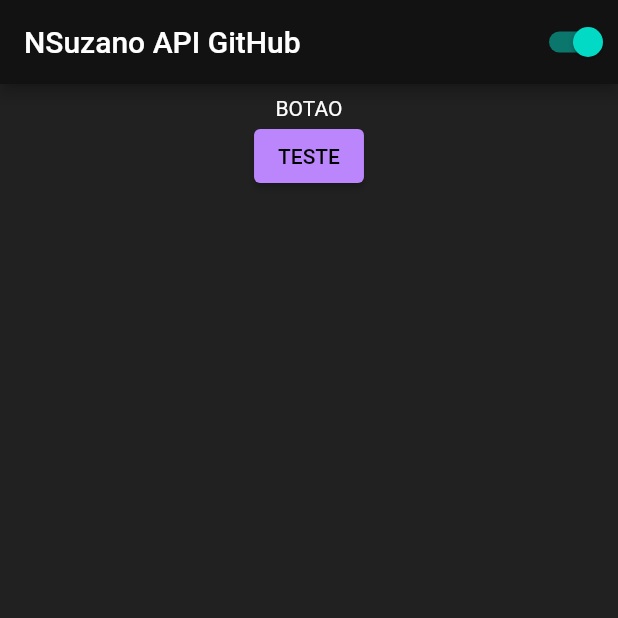
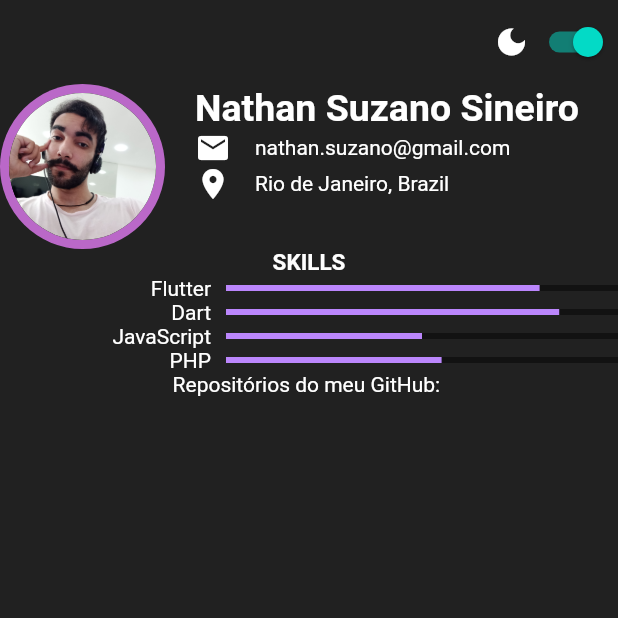
Before and after one commit to Mukai500/app_novo, a Flutter app: the screen it shows after launch, on a phone screen of 412 x 824 dp, the top half of it. Run offline on Flutter 3.47's test engine with Material 2 defaults, Android fonts, the phone set to English and light mode, and no system bars; network calls fail.

Commit message:
Ajustando algumas funções
Adicionando funções para compor a tela de lista
Melhorado a tela Home retirando appbar, e melhor visualização.

```diff
--- a/lib/home.dart
+++ b/lib/home.dart
@@ -54,24 +54,23 @@ class _HomeState extends State<Home> {
   Widget build(BuildContext context) {
     return Scaffold(
         appBar: AppBar(
-          title: Text('NSuzano API GitHub'),
-          actions: [BotaoMudarTema()],
+          automaticallyImplyLeading: true,
+          backgroundColor: Colors.transparent,
+          elevation: 0,
+          actions: [
+            Row(
+              children: [
+                Icon(Icons.dark_mode),
+                BotaoMudarTema(),
+              ],
+            )
+          ],
         ),
-        body: Center(
-          child: Padding(
-            padding: EdgeInsets.all(8.0),
-            child: Container(
-              child: Column(
-                children: [
-                  Text(
-                    "BOTAO",
-                  ),
-                  ElevatedButton(
-                      onPressed: searchRepositories, child: Text("TESTE")),
-                  Expanded(child: ListRepository(repositories: _repositorios))
-                ],
-              ),
-            ),
+        body: Container(
+          child: Column(
+            children: [
+              Expanded(child: ListRepository(repositories: _repositorios))
+            ],
           ),
         ));
   }
--- a/lib/lista_repositorio.dart
+++ b/lib/lista_repositorio.dart
@@ -1,4 +1,5 @@
 import 'package:app_novo/models/repository.dart';
+import 'package:app_novo/providers/theme_provider.dart';
 import 'package:flutter/material.dart';
 
 class ListRepository extends StatelessWidget {
@@ -12,46 +13,155 @@ class ListRepository extends StatelessWidget {
         ? 'DarkTheme'
         : 'LighTheme';
 
+    ThemeProvider teste = ThemeProvider();
+
+    print(teste.isDarkMode);
+
     return Column(
       children: [
-        Center(
-          child: Column(children: []),
+        _buildHeader(context),
+        _buildTitle("Skills"),
+
+        _buildRow("Flutter", 0.8),
+        _buildRow("Dart", 0.85),
+        _buildRow("JavaScript", 0.5),
+        _buildRow("PHP", 0.55),
+
+        Text(
+          "Repositórios do meu GitHub: ",
         ),
-        ListView.builder(
-          scrollDirection: Axis.vertical,
-          shrinkWrap: true,
-          itemCount: repositories.length,
-          itemBuilder: ((context, index) {
+        // Flexible(
+        //   child: Container(
+        //     color: Colors.black26,
+        //     child: ListView.builder(
+        //       scrollDirection: Axis.vertical,
+        //       itemCount: repositories.length,
+        //       itemBuilder: ((context, index) {
+        //         return Padding(
+        //           padding: const EdgeInsets.all(8.0),
+        //           child: Column(
+        //             children: [
+        //               Card(
+        //                 elevation: 5.0,
+        //                 child: Column(
+        //                   children: [
+        //                     ListTile(
+        //                       leading: Image.network(
+        //                           "${repositories[index].owner?.avatarUrl}"),
+        //                       title: Padding(
+        //                         padding: const EdgeInsets.all(8.0),
+        //                         child: Text(
+        //                             "Repositório: ${repositories[index].name}"),
+        //                       ),
+        //                       subtitle: Text(repositories[index].description ==
+        //                               null
+        //                           ? "Descrição: Sem descrição"
+        //                           : "Descrição: ${repositories[index].description}"),
+        //                     ),
+        //                     ButtonBar(
+        //                       children: [
+        //                         ElevatedButton(
+        //                             onPressed: () {},
+        //                             child: Text("Abrir Repositório"))
+        //                       ],
+        //                     ),
+        //                   ],
+        //                 ),
+        //               ),
+        //             ],
+        //           ),
+        //         );
+        //       }),
+        //     ),
+        //   ),
+        // ),
+      ],
+    );
+  }
+}
+
+Padding _buildTitle(String titulo) {
   return Padding(
-              padding: const EdgeInsets.all(8.0),
+    padding: const EdgeInsets.only(left: 0.0),
+    child: Text(
+      titulo.toUpperCase(),
+      style: TextStyle(fontSize: 15.0, fontWeight: FontWeight.bold),
+    ),
+  );
+}
+
+Row _buildRow(String skill, double valor) {
+  return Row(
+    children: [
+      SizedBox(
+        width: 10.0,
+      ),
+      Expanded(
+          flex: 2,
+          child: Text(
+            skill,
+            textAlign: TextAlign.right,
+          )),
+      SizedBox(
+        width: 10.0,
+      ),
+      Expanded(
+          flex: 4,
+          child: LinearProgressIndicator(
+            value: valor,
+          ))
+    ],
+  );
+}
+
+Row _buildHeader(BuildContext context) {
+  return Row(
+    children: [
+      Container(
+        width: 110.0,
+        height: 110.0,
+        child: CircleAvatar(
+          radius: 40,
+          backgroundColor: Color.fromRGBO(186, 104, 200, 1),
+          child: CircleAvatar(
+            radius: 49,
+            backgroundImage: AssetImage('assets/nathan_picture.jpg'),
+          ),
+        ),
+      ),
+      SizedBox(
+        width: 20.0,
+      ),
+      Container(
+        padding: EdgeInsets.only(bottom: 30.0),
         child: Column(
+          crossAxisAlignment: CrossAxisAlignment.start,
           children: [
-                  Card(
-                    elevation: 5.0,
-                    child: Column(
+            Text(
+              "Nathan Suzano Sineiro",
+              style: TextStyle(fontSize: 25, fontWeight: FontWeight.bold),
+            ),
+            Row(
               children: [
-                        ListTile(
-                          leading: Image.network(
-                              "${repositories[index].owner?.avatarUrl}"),
-                          title: Text("${repositories[index].name}"),
-                          subtitle: Text("${repositories[index].description}"),
+                Padding(
+                  padding: const EdgeInsets.only(right: 16.0),
+                  child: Icon(Icons.email),
                 ),
-                        ButtonBar(
+                Text("nathan.suzano@gmail.com")
+              ],
+            ),
+            Row(
               children: [
-                            ElevatedButton(
-                                onPressed: () {},
-                                child: Text("Abrir Repositório"))
+                Padding(
+                  padding: const EdgeInsets.only(right: 16.0),
+                  child: Icon(Icons.location_on),
+                ),
+                Text("Rio de Janeiro, Brazil")
               ],
             ),
           ],
         ),
       ),
     ],
-              ),
-            );
-          }),
-        ),
-      ],
   );
 }
-}
```
Lines whose indentation alone changed are shown as unchanged.
